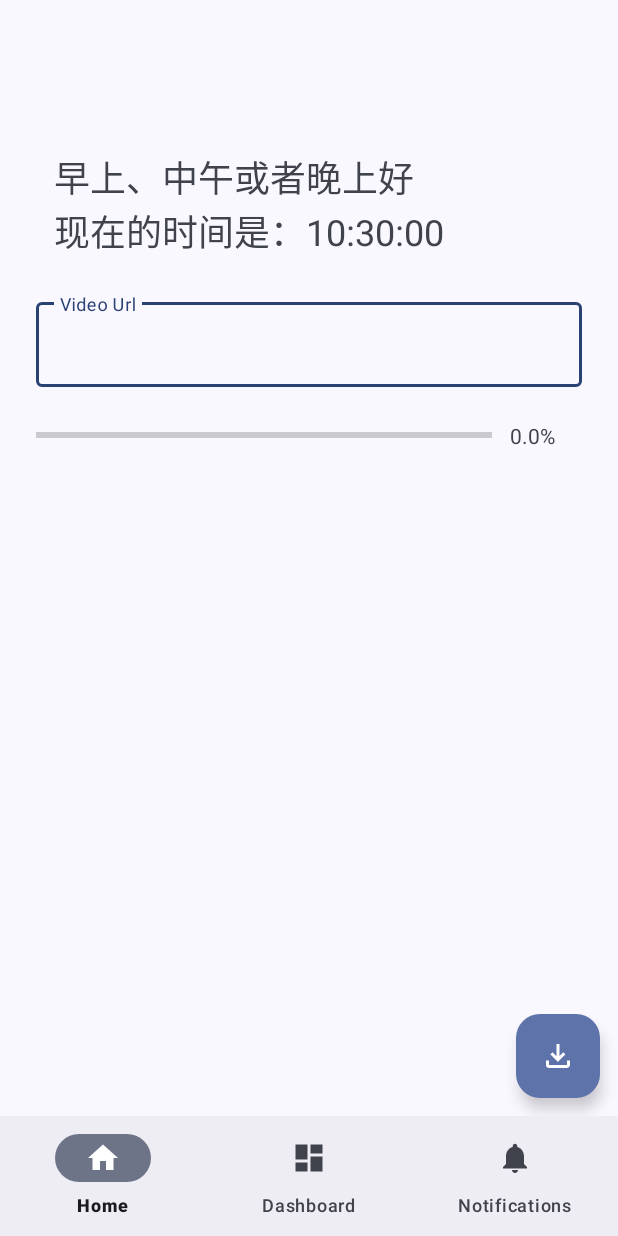
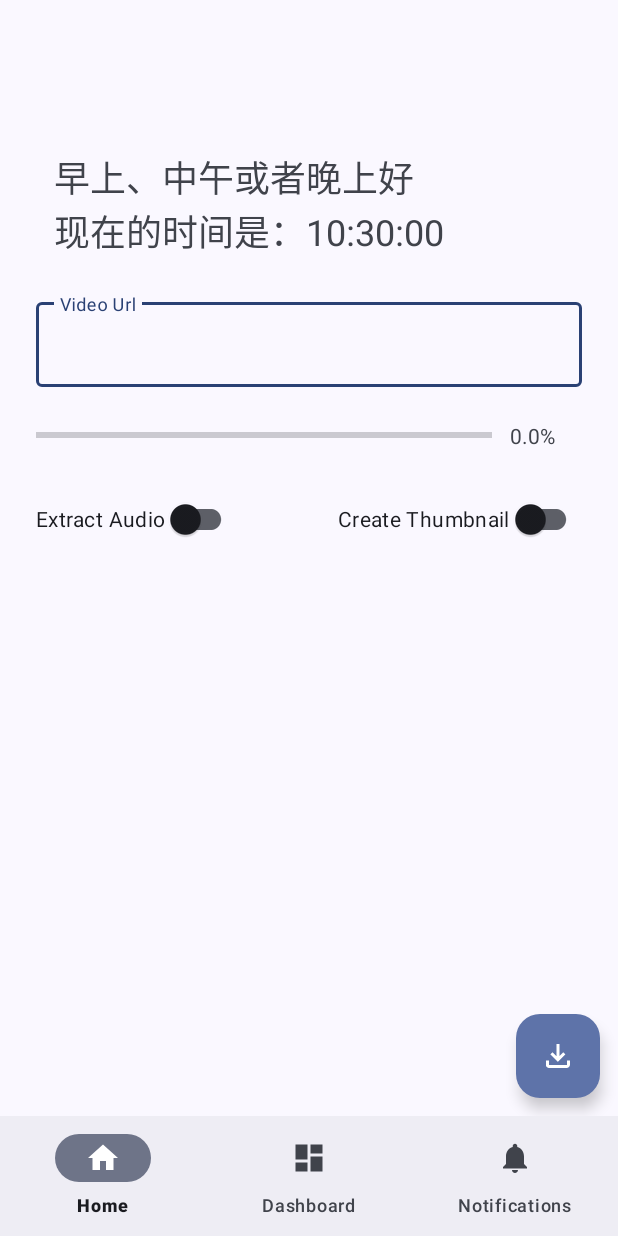
Before and after one commit to JunkFood02/Seal, an Android app: the screen it shows after launch (MainActivity), on a phone screen of 412 x 824 dp. Run offline under Robolectric (Android 15) with nearby library versions, the light colour scheme and no system bars; our stand-ins replace navigation-ui; libraries missing offline, so code that uses them is left out: com.yausername.ffmpeg, com.yausername.youtubedl_android; 2 statements that could not run were skipped.

Commit message:
Added two switch for download config

```diff
--- a/app/build.gradle
+++ b/app/build.gradle
@@ -40,13 +40,14 @@ dependencies {
 
     implementation 'androidx.core:core-ktx:1.7.0'
     implementation 'androidx.appcompat:appcompat:1.4.1'
-    implementation 'com.google.android.material:material:1.6.0-beta01'
+    implementation 'com.google.android.material:material:1.7.0-alpha01'
     implementation 'androidx.constraintlayout:constraintlayout:2.1.3'
     implementation 'androidx.lifecycle:lifecycle-livedata-ktx:2.4.1'
     implementation 'androidx.lifecycle:lifecycle-viewmodel-ktx:2.4.1'
     implementation 'androidx.navigation:navigation-fragment-ktx:2.4.2'
     implementation 'androidx.navigation:navigation-ui-ktx:2.4.2'
     implementation 'com.github.yausername.youtubedl-android:library:0.13.1'
+    implementation 'com.github.yausername.youtubedl-android:ffmpeg:0.13.1'
     testImplementation 'junit:junit:4.13.2'
     androidTestImplementation 'androidx.test.ext:junit:1.1.3'
     androidTestImplementation 'androidx.test.espresso:espresso-core:3.4.0'
--- a/app/src/main/java/com/junkfood/seal/BaseApplication.kt
+++ b/app/src/main/java/com/junkfood/seal/BaseApplication.kt
@@ -7,6 +7,7 @@ import android.content.res.Resources
 import android.os.Environment
 import android.util.Log
 import com.google.android.material.color.DynamicColors
+import com.yausername.ffmpeg.FFmpeg
 import com.yausername.youtubedl_android.YoutubeDL
 import com.yausername.youtubedl_android.YoutubeDLException
 import java.io.File
@@ -19,6 +20,7 @@ class BaseApplication : Application() {
         DynamicColors.applyToActivitiesIfAvailable(this)
         try {
             YoutubeDL.getInstance().init(this)
+            FFmpeg.getInstance().init(this)
         } catch (e: YoutubeDLException) {
             Log.e(TAG, "failed to initialize youtubedl-android", e)
         }
--- a/app/src/main/java/com/junkfood/seal/ui/home/HomeViewModel.kt
+++ b/app/src/main/java/com/junkfood/seal/ui/home/HomeViewModel.kt
@@ -20,8 +20,17 @@ class HomeViewModel : ViewModel() {
     private val _progress = MutableLiveData<Float>().apply {
         value = 0f
     }
+    private val _audioSwitch = MutableLiveData<Boolean>().apply {
+        value = false
+    }
+    private val _thumbnailSwitch = MutableLiveData<Boolean>().apply {
+        value = false
+    }
     val text: LiveData<String> = _text
     val progress: LiveData<Float> = _progress
+    val audioSwitch: LiveData<Boolean> = _audioSwitch
+    val thumbnailSwitch: LiveData<Boolean> = _thumbnailSwitch
+
     val sdf = SimpleDateFormat("HH:mm:ss", Locale.CHINA)
     fun updateTime() {
         Thread {
@@ -38,7 +47,14 @@ class HomeViewModel : ViewModel() {
             postValue(progressNum)
         }
     }
-
+    fun audioSwitchChange()
+    {
+        _audioSwitch.value= _audioSwitch.value?.not();
+    }
+    fun thumbnailSwitchChange()
+    {
+        _thumbnailSwitch.value= _thumbnailSwitch.value?.not();
+    }
     companion object {
         private const val TAG = "HomeViewModel"
     }
--- a/app/src/main/res/layout/fragment_home.xml
+++ b/app/src/main/res/layout/fragment_home.xml
@@ -52,7 +52,24 @@
         app:layout_constraintEnd_toEndOf="parent"
         app:layout_constraintStart_toEndOf="@id/downloadProgressBar"
         app:layout_constraintTop_toTopOf="@id/downloadProgressBar" />
-
+    <androidx.appcompat.widget.SwitchCompat
+        android:id="@+id/audioSwitch"
+        android:layout_width="wrap_content"
+        android:layout_height="wrap_content"
+        android:text="Extract Audio"
+        app:layout_constraintTop_toBottomOf="@id/downloadProgressBar"
+        android:layout_margin="24dp"
+        app:layout_constraintStart_toStartOf="parent"
+        />
+    <androidx.appcompat.widget.SwitchCompat
+        android:id="@+id/thumbnailSwitch"
+        android:layout_width="wrap_content"
+        android:layout_height="wrap_content"
+        android:text="Create Thumbnail"
+        app:layout_constraintTop_toBottomOf="@id/downloadProgressBar"
+        android:layout_margin="24dp"
+        app:layout_constraintEnd_toEndOf="parent"
+        />
     <com.google.android.material.floatingactionbutton.FloatingActionButton
         android:id="@+id/downloadButton"
         android:layout_width="wrap_content"
```
Also changed, not shown: app/src/main/java/com/junkfood/seal/ui/home/HomeFragment.kt (+26 -8 lines).
